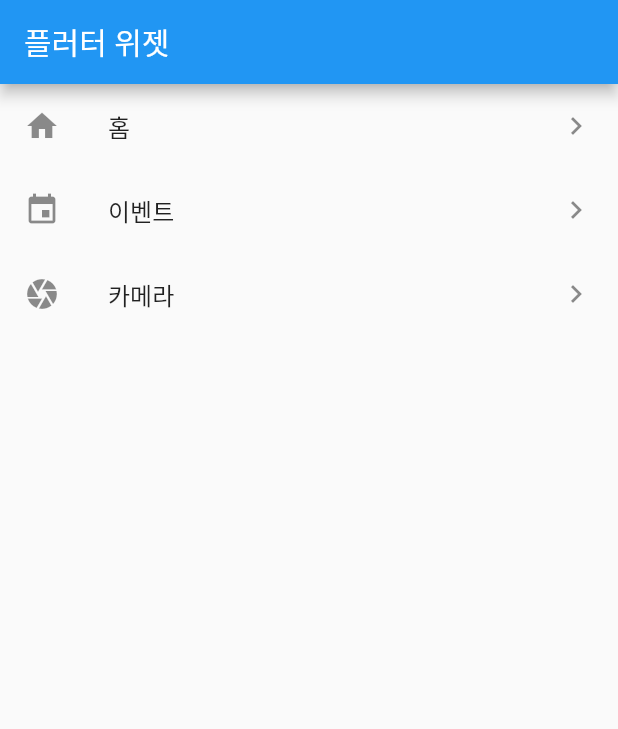
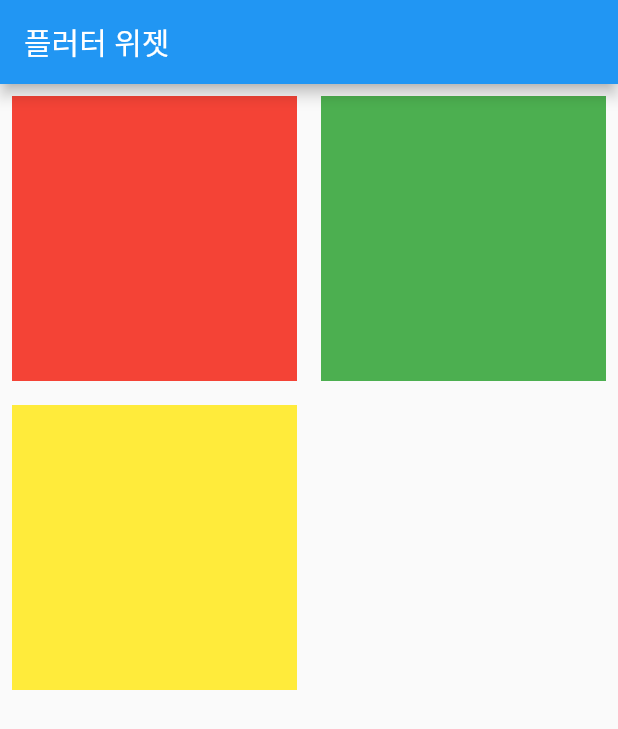
Before and after one commit to Digoro/flutter-widget, a Flutter app: the screen it shows after launch, on a phone screen of 412 x 824 dp. Shown: the top 729 px of the screen. Run offline on Flutter 3.47's test engine with Material 2 defaults, Android fonts, the phone set to English and light mode, and no system bars.

```diff
--- a/lib/main.dart
+++ b/lib/main.dart
@@ -28,27 +28,30 @@ class MyHomePage extends StatelessWidget {
         appBar: AppBar(
           title: const Text('플러터 위젯'),
         ),
-        body: ListView(
-          scrollDirection: Axis.vertical,
+        body: GridView.count(
+          crossAxisCount: 2,
           children: <Widget>[
-            ListTile(
-              leading: const Icon(Icons.home),
-              title: const Text('홈'),
-              trailing: const Icon(Icons.navigate_next),
-              onTap: () {},
+            Container(
+              color: Colors.red,
+              width: 100,
+              height: 100,
+              padding: const EdgeInsets.all(8.0),
+              margin: const EdgeInsets.all(8.0),
             ),
-            ListTile(
-              leading: const Icon(Icons.event),
-              title: const Text('이벤트'),
-              trailing: const Icon(Icons.navigate_next),
-              onTap: () {},
+            Container(
+              color: Colors.green,
+              width: 100,
+              height: 100,
+              padding: const EdgeInsets.all(8.0),
+              margin: const EdgeInsets.all(8.0),
             ),
-            ListTile(
-              leading: const Icon(Icons.camera),
-              title: const Text('카메라'),
-              trailing: const Icon(Icons.navigate_next),
-              onTap: () {},
-            )
+            Container(
+              color: Colors.yellow,
+              width: 100,
+              height: 100,
+              padding: const EdgeInsets.all(8.0),
+              margin: const EdgeInsets.all(8.0),
+            ),
           ],
         ));
   }
```
